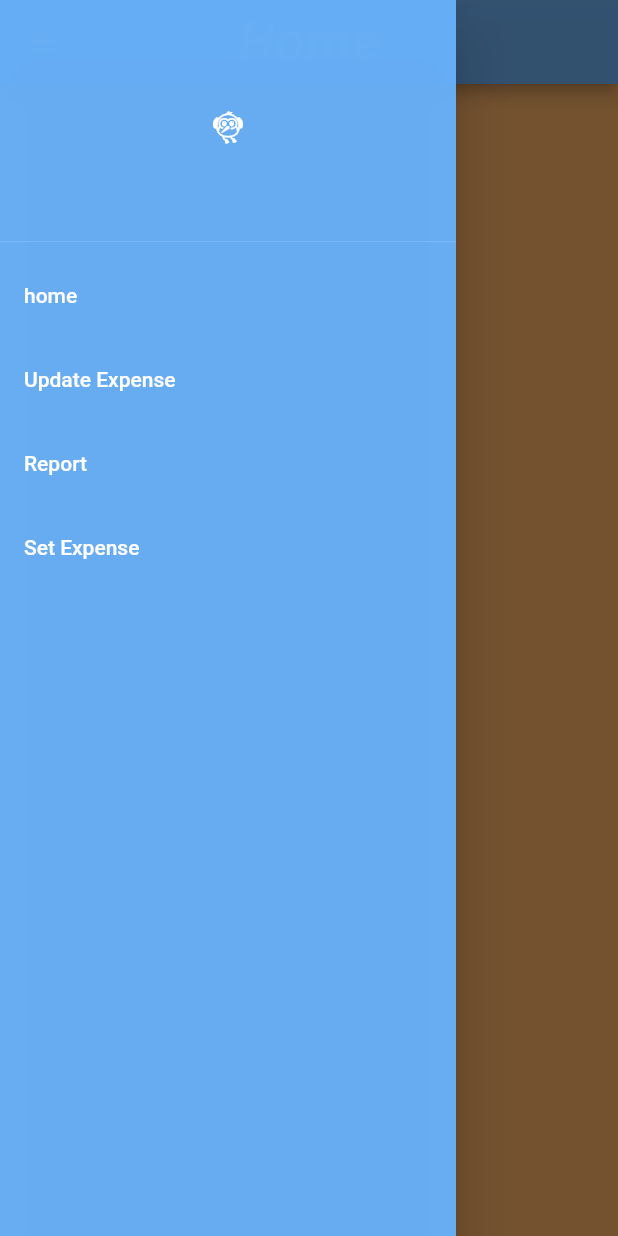
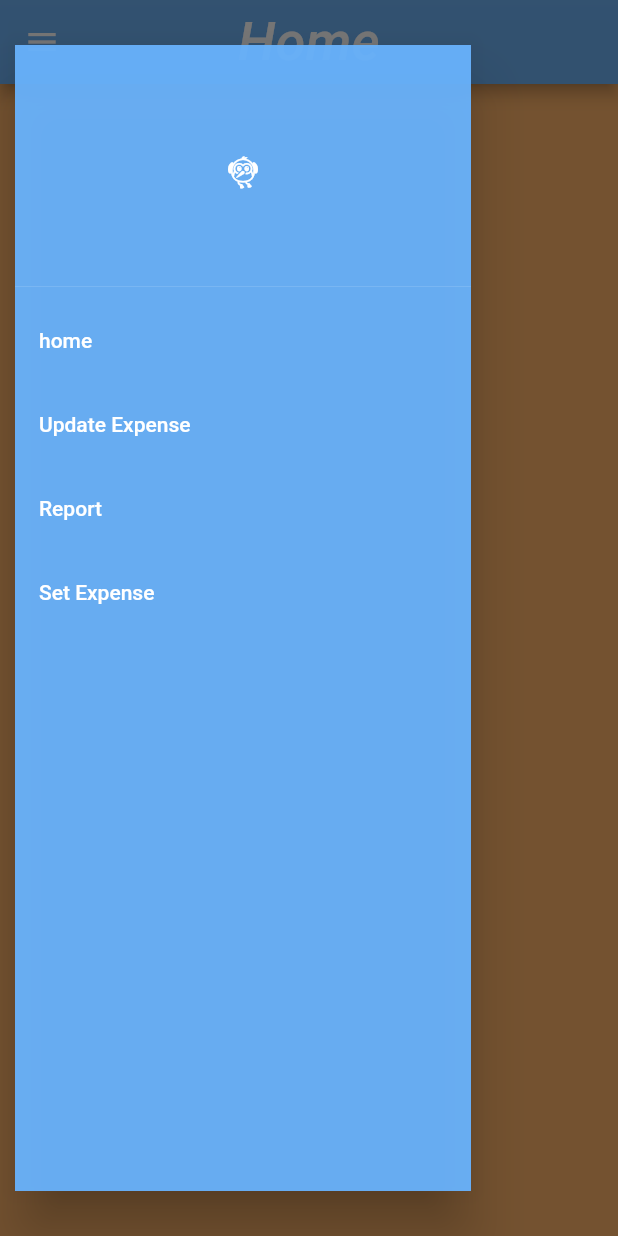
Before and after one commit to Shreyasmark1/flutter-my-expense, a Flutter app: the HomeScreen screen opened by its route, with the side drawer open, on a phone screen of 412 x 824 dp. Run offline on Flutter 3.47's test engine with Material 2 defaults, Android fonts, the phone set to English and light mode, and no system bars; our stand-ins replace firebase_messaging, syncfusion_flutter_charts; accounts and stored records are empty; network calls fail; Roboto replaces fonts that are missing (Georgia).

Commit message:
initial commit

```diff
--- a/my_expense_flutter/lib/Drawer.dart
+++ b/my_expense_flutter/lib/Drawer.dart
@@ -1,8 +1,4 @@
 import 'package:flutter/material.dart';
-import 'package:my_expense_flutter/homeScreen.dart';
-import 'package:my_expense_flutter/updateExpense.dart';
-import 'Report.dart';
-import 'SetExpenseLimit.dart';
 
 class CustomDrawer extends StatefulWidget {
   const CustomDrawer({super.key});
@@ -14,7 +10,9 @@ class CustomDrawer extends StatefulWidget {
 class CustomDrawerState extends State<CustomDrawer> {
   @override
   Widget build(BuildContext context) {
-    return Drawer(
+    return Padding(
+      padding: const EdgeInsets.fromLTRB(10.0, 30.0, 0, 30.0),
+      child: Drawer(
         backgroundColor: const Color.fromRGBO(104, 178, 252, 0.95),
         child: ListView(
           padding: EdgeInsets.zero,
@@ -54,6 +52,7 @@ class CustomDrawerState extends State<CustomDrawer> {
             ),
           ],
         ),
+      ),
     );
   }
 }
--- a/my_expense_flutter/lib/SetExpenseLimit.dart
+++ b/my_expense_flutter/lib/SetExpenseLimit.dart
@@ -212,7 +212,7 @@ class ExpenseLimitState extends State<ExpenseLimit> {
                       ? const SizedBox(
                           height: 30,
                           width: 10,
-                          child: Text('hi'),
+                          child: Text(''),
                         )
                       : response(),
                 ),
--- a/my_expense_flutter/lib/homeScreen.dart
+++ b/my_expense_flutter/lib/homeScreen.dart
@@ -1,9 +1,6 @@
 import 'package:flutter/material.dart';
 import 'package:my_expense_flutter/Drawer.dart';
-import 'package:my_expense_flutter/Report.dart';
-import 'Registration.dart';
-import 'SetExpenseLimit.dart';
-import 'updateExpense.dart';
+
 
 class HomeScreen extends StatefulWidget {
   const HomeScreen({super.key});
--- a/my_expense_flutter/lib/network_api.dart
+++ b/my_expense_flutter/lib/network_api.dart
@@ -7,7 +7,7 @@ import 'UpdateModal.dart';
 import 'package:http/http.dart' as http;
 
 class NetworkApi {
-  static String baseUrl = 'http://192.168.1.6:8084/android/';
+  static String baseUrl = 'http://192.168.29.40:8084/android/';
   static String? cookie;
 
   //************************************************login******************************************************
```
Also changed, not shown: my_expense_flutter/lib/Report.dart (+14 -2 lines). Lines whose indentation alone changed are shown as unchanged.
